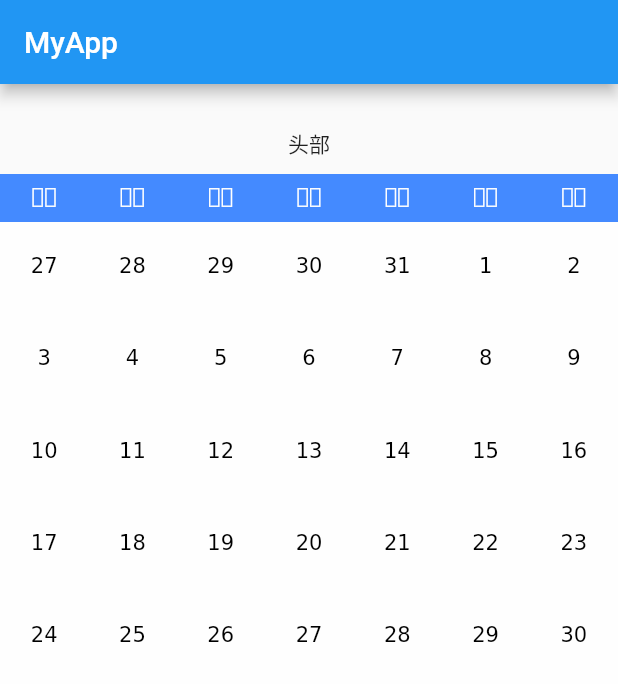
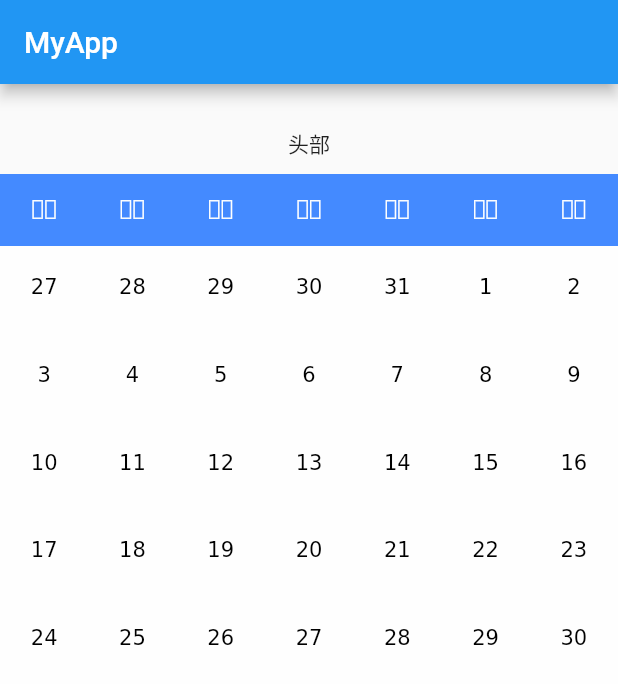
Before and after one commit to ohflutter/oh_datepicker, a Flutter app: the screen it shows after launch, on a phone screen of 412 x 824 dp. Shown: the top 684 px of the screen. Run offline on Flutter 3.47's test engine with Material 2 defaults, Android fonts, the phone set to English and light mode, and no system bars.

Commit message:
Adjust code structure

```diff
--- a/example/lib/main.dart
+++ b/example/lib/main.dart
@@ -23,7 +23,7 @@ class MyApp extends StatelessWidget {
             child: dp.DayPicker(
               minDateTime: DateTime.now(),
               maxDateTime: DateTime.parse("2020-12-01"),
-              headerHeight: 32.0,
+              headerHeight: 48.0,
             ),
           )),
     );
--- a/lib/src/day_picker.dart
+++ b/lib/src/day_picker.dart
@@ -1,5 +1,5 @@
 import 'package:flutter/material.dart';
-import 'package:oh_datepicker/src/view/month_view.dart';
+import 'package:oh_datepicker/src/render/view.dart';
 
 class DayPicker extends StatefulWidget {
   DayPicker(
@@ -53,13 +53,12 @@ class _DayPickerState extends State<DayPicker> {
     Widget header = Container(
         height: widget.headerHeight,
         width: double.infinity,
-        child: MonthView.generateHeaderView());
+        child: View.header());
 
     Widget content = Expanded(
       child: PageView.builder(
         itemBuilder: (BuildContext context, int index) {
-          return MonthView.generatePageView(
-              _decodeByMonthIndex(widget.minDateTime, index));
+          return View.month(_decodeByMonthIndex(widget.minDateTime, index));
         },
         itemCount: _getMonthIndex(widget.minDateTime, widget.maxDateTime) + 1,
         controller: _pageController,
--- /dev/null
+++ b/lib/src/model/index.dart
@@ -0,0 +1,60 @@
+import 'package:oh_datepicker/src/utils.dart';
+
+class Model {
+  /// 生成日期的二维数组
+  ///
+  /// 例如: 2019-06
+  ///
+  /// [
+  ///
+  ///  [05-27, 05-28, 05-29, 05-30, 05-31, 06-01, 06-02],
+  ///
+  ///  [06-03, 06-04, 06-05, 06-06, 06-07, 06-08, 06-09],
+  ///
+  ///  [06-10, 06-11, 06-12, 06-13, 06-14, 06-15, 06-16],
+  ///
+  ///  [06-17, 06-18, 06-19, 06-20, 06-21, 06-22, 06-23],
+  ///
+  ///  [06-24, 06-25, 06-26, 06-27, 06-28, 06-29, 06-30],
+  ///
+  /// ]
+  ///
+  static List<List<DateTime>> month(DateTime day) {
+    DateTime firstDay = DateTime(day.year, day.month);
+    List<List<DateTime>> result = [];
+    List<DateTime> firstWeek = [];
+    // 本月第一周
+    int firstDayOffset = firstDay.weekday - 1;
+    for (int i = firstDayOffset; i > 0; i--) {
+      firstWeek.add(firstDay.subtract(Duration(days: i)));
+    }
+    for (int i = firstDay.weekday; i <= 7; i++) {
+      firstWeek.add(firstDay.add(Duration(days: i - firstDay.weekday)));
+    }
+    result.add(firstWeek);
+    // 本月其他周
+    DateTime startDay = firstWeek[firstWeek.length - 1].add(Duration(days: 1));
+    DateTime lastDay = getLastDayOfMonth(firstDay);
+    while (startDay.compareTo(lastDay) <= 0) {
+      if (result[result.length - 1].length == 7) {
+        result.add([]);
+      }
+
+      result[result.length - 1].add(startDay);
+
+      startDay = startDay.add(Duration(days: 1));
+    }
+    // 本月最后一周
+    int lastDayOffset = 7 - lastDay.weekday;
+    for (int i = 1; i <= lastDayOffset; i++) {
+      result[result.length - 1].add(lastDay.add(Duration(days: i)));
+    }
+    return result;
+  }
+
+  /// 日历头部
+  ///
+  static List<String> header() {
+    return ["周一", "周二", "周三", "周四", "周五", "周六", "周日"];
+  }
+}
--- /dev/null
+++ b/lib/src/render/view.dart
@@ -0,0 +1,91 @@
+import 'package:flutter/widgets.dart';
+import 'package:oh_datepicker/src/model/index.dart';
+
+import 'dart:ui' as ui;
+
+import 'package:oh_datepicker/src/render/render.dart';
+import 'package:oh_datepicker/src/render/descriptor.dart';
+import 'package:flutter/material.dart';
+
+class View {
+  static Widget header() {
+    return SizedBox.expand(
+      child: CustomPaint(
+        painter: _HeaderPainter(headers: Model.header()),
+      ),
+    );
+  }
+
+  static Widget month(DateTime day) {
+    return SizedBox.expand(
+      child: CustomPaint(
+        painter: _MonthPainter(
+            days: Model.month(day),
+            currentMonth: DateTime(day.year, day.month)),
+      ),
+    );
+  }
+}
+
+class _MonthPainter extends CustomPainter {
+  final List<List<DateTime>> days;
+  final DateTime currentMonth;
+  _MonthPainter({this.days, @required this.currentMonth});
+  @override
+  void paint(Canvas canvas, Size size) {
+    if (size.width == 0) {
+      print("元素宽度不能为0, 如果需要充满屏幕,请设置宽度为double.infinity");
+    }
+    Render r = new Render(canvas, size);
+    // background
+    r.rect(r.defaultDescriptor, color: Colors.white70);
+
+    // day
+    double itemWidth = size.width / days[0].length;
+    double itemHeight = size.height / days.length;
+    const fontSize = 14.0;
+    for (int week = 0; week < days.length; week++) {
+      for (int day = 0; day < days[week].length; day++) {
+        Descriptor d = Descriptor(
+            day * itemWidth, week * itemHeight, itemWidth, itemHeight);
+
+        DateTime item = days[week][day];
+
+        r.text(d,
+            text: item.day.toString(),
+            textStyle: ui.TextStyle(fontSize: fontSize, color: Colors.black),
+            offset: Offset(d.x, d.y + (d.height - fontSize) / 2 - 3));
+      }
+    }
+  }
+
+  @override
+  bool shouldRepaint(_MonthPainter oldDelegate) => true;
+}
+
+class _HeaderPainter extends CustomPainter {
+  final List<String> headers;
+  _HeaderPainter({this.headers});
+  @override
+  void paint(Canvas canvas, Size size) {
+    Render r = new Render(canvas, size);
+    // background
+    r.rect(r.defaultDescriptor, color: Colors.blueAccent);
+
+    // header
+    double itemWidth = size.width / headers.length;
+    double itemHeight = size.height;
+    const fontSize = 14.0;
+    for (int index = 0; index < headers.length; index++) {
+      Descriptor d = Descriptor(index * itemWidth, 0, itemWidth, itemHeight);
+
+      r.text(d,
+          text: headers[index],
+          offset: Offset(d.x, (d.height - fontSize) / 2 - 3),
+          textStyle: ui.TextStyle(fontSize: fontSize, color: Colors.white));
+    }
+  }
+
+  @override
+  bool shouldRepaint(CustomPainter oldDelegate) => true;
+}
--- a/lib/src/view/month_view.dart
+++ /dev/null
@@ -1,147 +0,0 @@
-import 'dart:ui' as ui;
-
-import 'package:oh_datepicker/src/utils.dart';
-
-import 'package:flutter/material.dart';
-import 'package:oh_datepicker/src/render/render.dart';
-import 'package:oh_datepicker/src/render/descriptor.dart';
-
-import 'dart:ui';
-
-class _PagePainter extends CustomPainter {
-  final List<List<DateTime>> days;
-  final DateTime currentMonth;
-  _PagePainter({this.days, @required this.currentMonth});
-  @override
-  void paint(Canvas canvas, Size size) {
-    if (size.width == 0) {
-      print("元素宽度不能为0, 如果需要充满屏幕,请设置宽度为double.infinity");
-    }
-    Render r = new Render(canvas, size);
-    // background
-    r.rect(r.defaultDescriptor, color: Colors.white70);
-
-    // day
-    double itemWidth = size.width / days[0].length;
-    double itemHeight = size.height / days.length;
-    const fontSize = 14.0;
-    for (int week = 0; week < days.length; week++) {
-      for (int day = 0; day < days[week].length; day++) {
-        Descriptor d = Descriptor(
-            day * itemWidth, week * itemHeight, itemWidth, itemHeight);
-
-        DateTime item = days[week][day];
-
-        r.text(d,
-            text: item.day.toString(),
-            textStyle: ui.TextStyle(fontSize: fontSize, color: Colors.black),
-            offset: Offset(d.x, d.y + (d.height - fontSize) / 2 - 3));
-      }
-    }
-  }
-
-  @override
-  bool shouldRepaint(_PagePainter oldDelegate) => true;
-}
-
-class _HeaderPainter extends CustomPainter {
-  final List<String> headers;
-  _HeaderPainter({this.headers});
-  @override
-  void paint(Canvas canvas, Size size) {
-    Render r = new Render(canvas, size);
-    // background
-    r.rect(r.defaultDescriptor, color: Colors.blueAccent);
-
-    // header
-    double itemWidth = size.width / headers.length;
-    double itemHeight = size.height;
-    const fontSize = 14.0;
-    for (int index = 0; index < headers.length; index++) {
-      Descriptor d = Descriptor(index * itemWidth, 0, itemWidth, itemHeight);
-
-      r.text(d,
-          text: headers[index],
-          offset: Offset(d.x, (d.height - fontSize) / 2 - 3),
-          textStyle: ui.TextStyle(fontSize: fontSize, color: Colors.white));
-    }
-  }
-
-  @override
-  bool shouldRepaint(CustomPainter oldDelegate) => true;
-}
-
-class MonthView {
-  /// 生成日期的二维数组
-  ///
-  /// 例如: 2019-06
-  ///
-  /// [
-  ///
-  ///  [05-27, 05-28, 05-29, 05-30, 05-31, 06-01, 06-02],
-  ///
-  ///  [06-03, 06-04, 06-05, 06-06, 06-07, 06-08, 06-09],
-  ///
-  ///  [06-10, 06-11, 06-12, 06-13, 06-14, 06-15, 06-16],
-  ///
-  ///  [06-17, 06-18, 06-19, 06-20, 06-21, 06-22, 06-23],
-  ///
-  ///  [06-24, 06-25, 06-26, 06-27, 06-28, 06-29, 06-30],
-  ///
-  /// ]
-  ///
-  static List<List<DateTime>> generatePage(DateTime day) {
-    DateTime firstDay = DateTime(day.year, day.month);
-    List<List<DateTime>> result = [];
-    List<DateTime> firstWeek = [];
-    // 本月第一周
-    int firstDayOffset = firstDay.weekday - 1;
-    for (int i = firstDayOffset; i > 0; i--) {
-      firstWeek.add(firstDay.subtract(Duration(days: i)));
-    }
-    for (int i = firstDay.weekday; i <= 7; i++) {
-      firstWeek.add(firstDay.add(Duration(days: i - firstDay.weekday)));
-    }
-    result.add(firstWeek);
-    // 本月其他周
-    DateTime startDay = firstWeek[firstWeek.length - 1].add(Duration(days: 1));
-    DateTime lastDay = getLastDayOfMonth(firstDay);
-    while (startDay.compareTo(lastDay) <= 0) {
-      if (result[result.length - 1].length == 7) {
-        result.add([]);
-      }
-
-      result[result.length - 1].add(startDay);
-
-      startDay = startDay.add(Duration(days: 1));
-    }
-    // 本月最后一周
-    int lastDayOffset = 7 - lastDay.weekday;
-    for (int i = 1; i <= lastDayOffset; i++) {
-      result[result.length - 1].add(lastDay.add(Duration(days: i)));
-    }
-    return result;
-  }
-
-  static List<String> generateHeader() {
-    return ["周一", "周二", "周三", "周四", "周五", "周六", "周日"];
-  }
-
-  static Widget generatePageView(DateTime day) {
-    return SizedBox.expand(
-      child: CustomPaint(
-        painter: _PagePainter(
-            days: MonthView.generatePage(day),
-            currentMonth: DateTime(day.year, day.month)),
-      ),
-    );
-  }
-
-  static Widget generateHeaderView() {
-    return SizedBox.expand(
-      child: CustomPaint(
-        painter: _HeaderPainter(headers: MonthView.generateHeader()),
-      ),
-    );
-  }
-}
```
